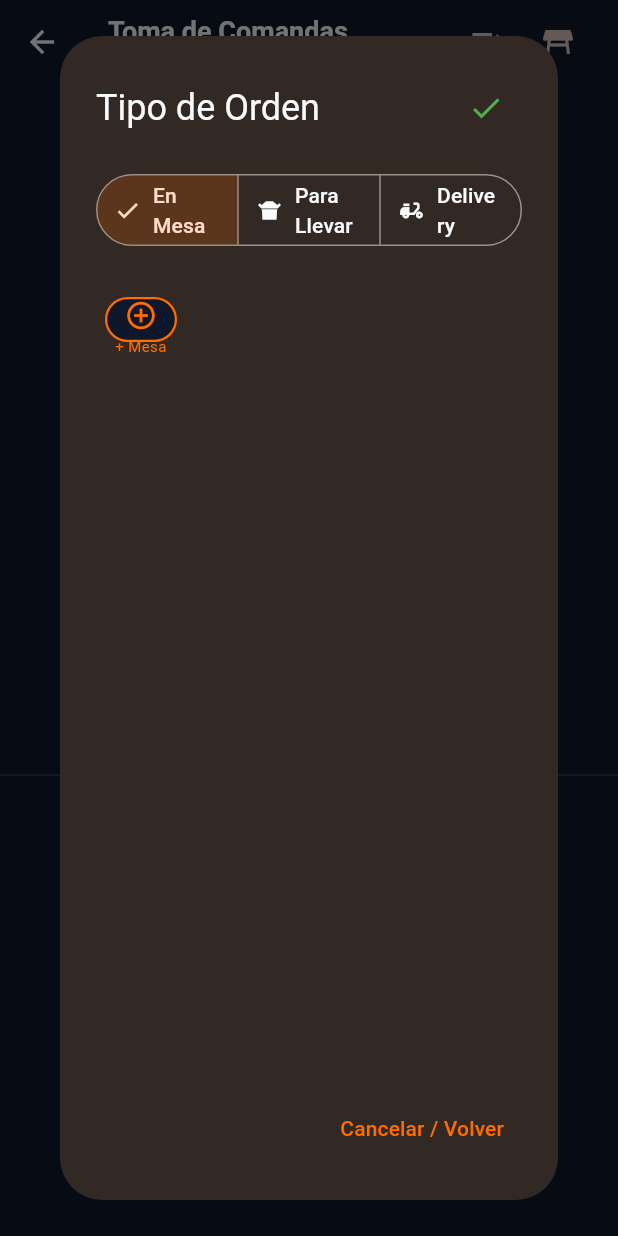
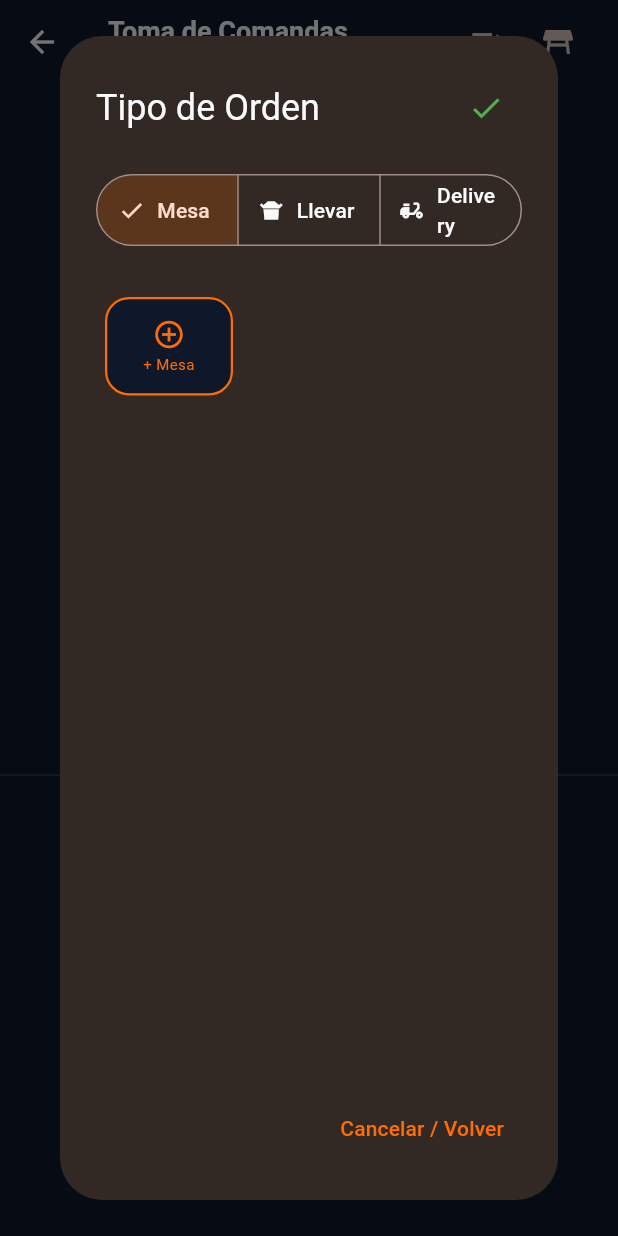
Before and after one commit to gorditasmh2020rigoberto/restaurant, a Flutter app: the ComandasView screen opened by its route, after a tap on the "edit" icon, on a phone screen of 412 x 824 dp. Run offline on Flutter 3.47's test engine with Material 3 defaults, Android fonts, the phone set to English and light mode, and no system bars; our stand-ins replace audioplayers, image_picker, pdf, printing, shared_preferences, supabase_flutter; missing offline and left inert: dart:html; accounts and stored records are empty; key blocks and very long unbroken strings in the code were emptied for the run.

Commit message:
fix: dialogo de mesas responsivo para celular
Co-Authored-By: Claude Sonnet 4.6 <noreply@anthropic.com>

```diff
--- a/lib/views/comandas_view.dart
+++ b/lib/views/comandas_view.dart
@@ -486,15 +486,15 @@ class _ComandasViewState extends State<ComandasView> {
                 ],
               ),
               content: SizedBox(
-                width: 900,
-                height: MediaQuery.of(context).size.height * 0.75,
+                width: double.maxFinite,
+                height: MediaQuery.of(context).size.height * 0.80,
                 child: Column(
                   children: [
                     // Order Type Selector
                     SegmentedButton<String>(
                       segments: const [
-                        ButtonSegment(value: 'dine_in', label: Text('En Mesa'), icon: Icon(Icons.table_restaurant)),
-                        ButtonSegment(value: 'takeout', label: Text('Para Llevar'), icon: Icon(Icons.takeout_dining)),
+                        ButtonSegment(value: 'dine_in', label: Text('Mesa'), icon: Icon(Icons.table_restaurant)),
+                        ButtonSegment(value: 'takeout', label: Text('Llevar'), icon: Icon(Icons.takeout_dining)),
                         ButtonSegment(value: 'delivery', label: Text('Delivery'), icon: Icon(Icons.delivery_dining)),
                       ],
                       selected: {tempOrderType},
@@ -536,12 +536,15 @@ class _ComandasViewState extends State<ComandasView> {
                                   final occupiedTableIds = (ordersSnapshot.data ?? []).map((o) => o['table_id']).toSet();
 
                                   final items = [...tables, if (editando) null];
+                                    final sw = MediaQuery.of(context).size.width;
+                                    final cols = sw < 500 ? 3 : sw < 800 ? 4 : 5;
+                                    final ratio = sw < 500 ? 1.3 : 1.6;
                                     return GridView.builder(
-                                      gridDelegate: const SliverGridDelegateWithFixedCrossAxisCount(
-                                        crossAxisCount: 5,
+                                      gridDelegate: SliverGridDelegateWithFixedCrossAxisCount(
+                                        crossAxisCount: cols,
                                         crossAxisSpacing: 8,
                                         mainAxisSpacing: 8,
-                                        childAspectRatio: 1.6,
+                                        childAspectRatio: ratio,
                                       ),
                                       padding: const EdgeInsets.all(6),
                                       shrinkWrap: true,
```
